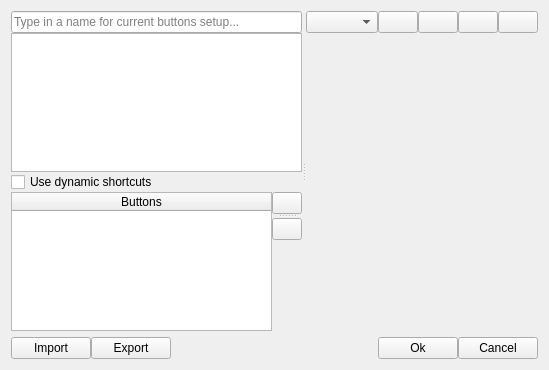
Qt form gui/CustomWidgets/BasicInterfaceWidgets/buttonSetupWidget.ui (dsgoficial/DsgTools) before a commit.
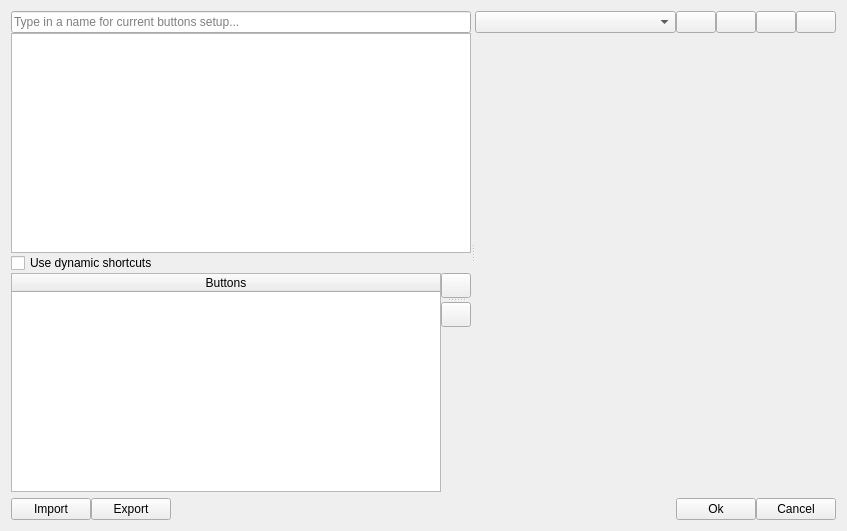
The same form after that commit. Icons and pictures are not drawn. Custom widgets are drawn as their Qt base class.

Commit message: enlarged initial size for forms. modified enabled behaviour for buttons

Patch:
```diff
--- a/gui/CustomWidgets/BasicInterfaceWidgets/buttonSetupWidget.ui
+++ b/gui/CustomWidgets/BasicInterfaceWidgets/buttonSetupWidget.ui
@@ -6,8 +6,8 @@
    <rect>
     <x>0</x>
     <y>0</y>
-    <width>549</width>
-    <height>370</height>
+    <width>847</width>
+    <height>531</height>
    </rect>
   </property>
   <property name="windowTitle">
```
Left out of the diff: 132 changed lines with no effect on the pictures. The commit also changes 2 other files.
